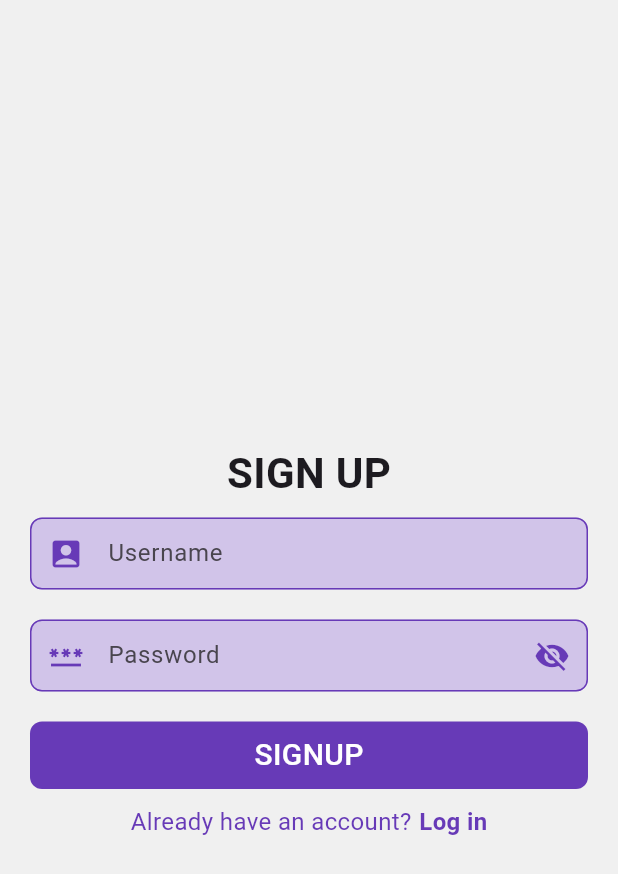
After one commit to zimnhashman/employee_management_r, a Flutter app: the SignUp screen opened directly, on a phone screen of 412 x 824 dp. The commit adds this screen. Shown: the top 874 px of the screen. Run offline on Flutter 3.47's test engine with Material 3 defaults, Android fonts, the light colour scheme and no system bars; our stand-ins replace sqflite; accounts and stored records are empty.

```diff
--- a/lib/screens/login_page.dart
+++ b/lib/screens/login_page.dart
@@ -1,6 +1,8 @@
 import 'package:employee_management_r/constants/colors.dart';
+import 'package:employee_management_r/database/database_helper.dart';
 import 'package:employee_management_r/screens/admin/admin_dashboard.dart';
 import 'package:employee_management_r/screens/employee/employee_dashboard.dart';
+import 'package:employee_management_r/screens/signup_page.dart';
 import 'package:employee_management_r/widgets/mybutton.dart';
 import 'package:employee_management_r/widgets/mytextfield.dart';
 import 'package:flutter/material.dart';
@@ -15,6 +17,7 @@ class LoginPage extends StatefulWidget {
 class _LoginPageState extends State<LoginPage> {
   final TextEditingController _usernameController = TextEditingController();
   final TextEditingController _passwordController = TextEditingController();
+  DatabaseHelper dbHelper = DatabaseHelper.instance;
 
   void _showSnackbar(String message) {
     ScaffoldMessenger.of(context).showSnackBar(
@@ -24,7 +27,27 @@ class _LoginPageState extends State<LoginPage> {
       ),
     );
   }
-  void _login(String username, String password) {
+
+  Future<void> _login(String username, String password) async {
+
+    String username = _usernameController.text.trim();
+    String password = _passwordController.text.trim();
+
+    if (username.isNotEmpty && password.isNotEmpty) {
+      // For demonstration purposes, let's check against a local database.
+      // Map<String, dynamic> user = await databaseHelper.getUserByUsername(username);
+
+      // if (user.isNotEmpty && user['password'] == password) {
+      //   // Successful login
+      //   _showSnackbar('Login successful!');
+      //   Navigator.push(context, MaterialPageRoute(builder: (_) => AdminDashboard(username: _usernameController.text)));
+      // } else {
+      //   // Failed login
+      //   _showSnackbar('Invalid username or password.');
+      // }
+    } else {
+      _showSnackbar('Please enter both username and password.');
+    }
     if (username == 'admin' && password == 'admin') {
       _showSnackbar('$username logged in successfully');
       Navigator.push(context, MaterialPageRoute(builder: (_) => AdminDashboard(username: _usernameController.text)));
@@ -81,6 +104,12 @@ class _LoginPageState extends State<LoginPage> {
                       btnRadius: 8,
                     ),
                   ),
+                  const SizedBox(height: 10.0,),
+                  GestureDetector(
+                    onTap:  () => Navigator.push(context, MaterialPageRoute(builder: (_) => const SignUp())),
+                      child:  const Text('Not Registered........Sign Up Here!', style: TextStyle(
+                        fontSize: 15.0,
+                      ))),
                 ],
               ),
             ),
--- /dev/null
+++ b/lib/screens/signup_page.dart
@@ -0,0 +1,166 @@
+import 'package:flutter/material.dart';
+import 'package:employee_management_r/constants/colors.dart';
+import 'package:employee_management_r/database/database_helper.dart';
+import 'package:employee_management_r/database/database_helper.dart';
+import 'package:employee_management_r/screens/login_page.dart';
+import 'package:employee_management_r/widgets/custom_date_picker_form_field.dart';
+import 'package:employee_management_r/widgets/myButton.dart';
+import 'package:employee_management_r/widgets/myTextField.dart';
+import 'package:intl/intl.dart';
+
+class SignUp extends StatefulWidget {
+  const SignUp({super.key});
+
+  @override
+  _SignUpState createState() => _SignUpState();
+}
+
+class _SignUpState extends State<SignUp> {
+  late double width;
+  late double height;
+  bool visible = false;
+  final bool _loading = false;
+
+  final TextEditingController _usernameController = TextEditingController();
+  final TextEditingController _passwordController = TextEditingController();
+
+  @override
+  void initState() {
+    super.initState();
+    print('initState called');
+
+  }
+
+
+  @override
+  void dispose() {
+    _usernameController.dispose();
+    _passwordController.dispose();
+    super.dispose();
+  }
+
+
+  void _storeSignUpData() async {
+    DatabaseHelper dbHelper = DatabaseHelper.instance;
+    // Retrieve values from text controllers
+    String username = _usernameController.text;
+    String password = _passwordController.text;
+
+
+    //todo: add username and password values to shared preferences
+    //Add Employee Values to Employee database
+    await dbHelper.insertUser({
+      'username': _usernameController.text,
+      'password': _passwordController.text,
+    });
+
+    // Insert a new user
+    await dbHelper.insertUser({
+      'username': username,
+      'password': password,
+    });
+  }
+
+  @override
+  Widget build(BuildContext context) {
+    width = MediaQuery.of(context).size.width;
+    height = MediaQuery.of(context).size.height;
+
+    return SafeArea(
+      child: Scaffold(
+        backgroundColor: backgroundColor,
+        body: _loading
+            ? const Center(child: CircularProgressIndicator())
+            : Center(
+          child: SingleChildScrollView(
+            child: Container(
+              padding: const EdgeInsets.fromLTRB(10, 50, 10, 20),
+              child: Form(
+                child: Column(
+                    mainAxisAlignment: MainAxisAlignment.center,
+                    children: [
+                      const Text(
+                        'SIGN UP',
+                        style: TextStyle(
+                            fontWeight: FontWeight.bold, fontSize: 28),
+                      ),
+                      // username
+                      MyTextField(
+                        controller: _usernameController,
+                        hint: "Username",
+                        icon: Icons.account_box_rounded,
+                        validation: (val) {
+                          if (val.isEmpty) {
+                            return "Username is required";
+                          }
+                          return null;
+                        },
+                      ),
+                      // password
+                      MyTextField(
+                        controller: _passwordController,
+                        hint: "Password",
+                        isPassword: true,
+                        isSecure: true,
+                        icon: Icons.password,
+                        validation: (val) {
+                          if (val.isEmpty) {
+                            return "Password is required";
+                          }
+                          return null;
+                        },
+                      ),
+
+                      // login button
+                      GestureDetector(
+                        onTap: () {
+                          _storeSignUpData;
+                          Navigator.push(context, MaterialPageRoute(builder: (_) => const LoginPage()));
+                        },
+                        child: MyButton(
+                          text: 'SIGNUP',
+                          btnColor: primaryColor,
+                          btnRadius: 8,
+                        ),
+                      ),
+
+                      // link to sign up page
+                      Row(
+                        mainAxisAlignment: MainAxisAlignment.center,
+                        children: [
+                          const Text(
+                            'Already have an account?',
+                            style: TextStyle(
+                                color: primaryColor, fontSize: 16),
+                          ),
+                          const SizedBox(
+                            width: 5,
+                          ),
+                          GestureDetector(
+                            onTap: () {
+                              Navigator.push(
+                                  context,
+                                  MaterialPageRoute(
+                                      builder: (_) => const LoginPage()));
+                            },
+                            child: const Text(
+                              'Log in',
+                              style: TextStyle(
+                                  color: primaryColor,
+                                  fontWeight: FontWeight.bold,
+                                  fontSize: 16),
+                            ),
+                          ),
+                        ],
+                      )]
+                ),
+              ),
+            ),
+          ),
+        ),
+      ),
+    );
+
+  }
+
+  }
```
Also changed, not shown: lib/screens/admin/admin_dashboard.dart (+2 -14 lines).
